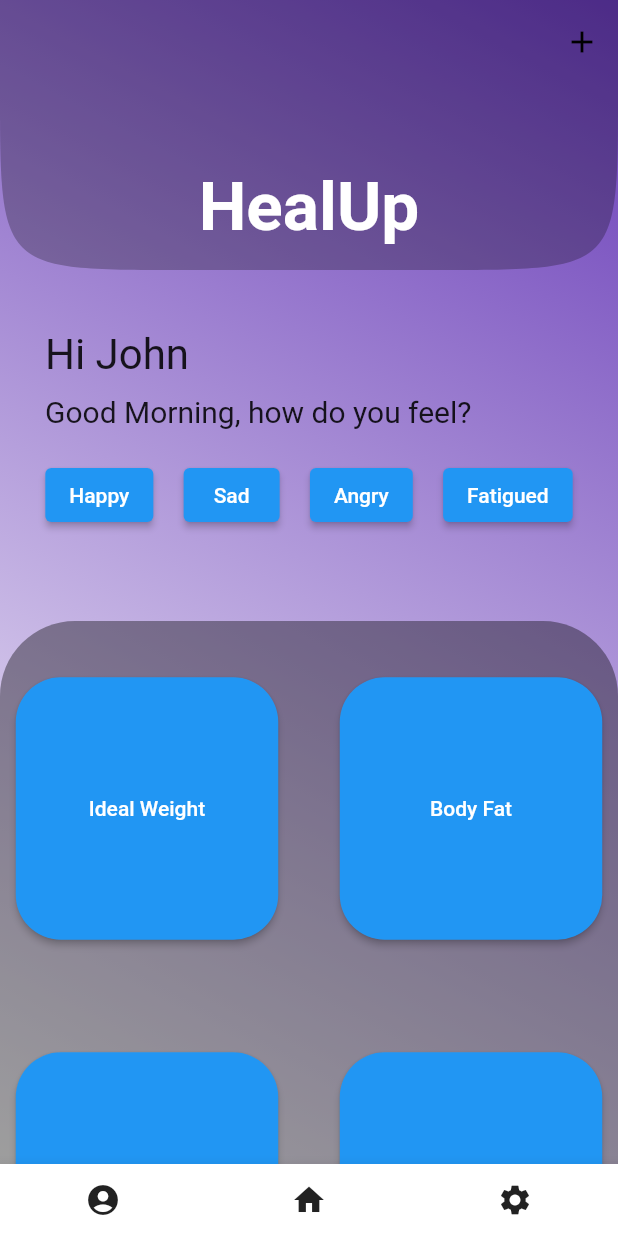
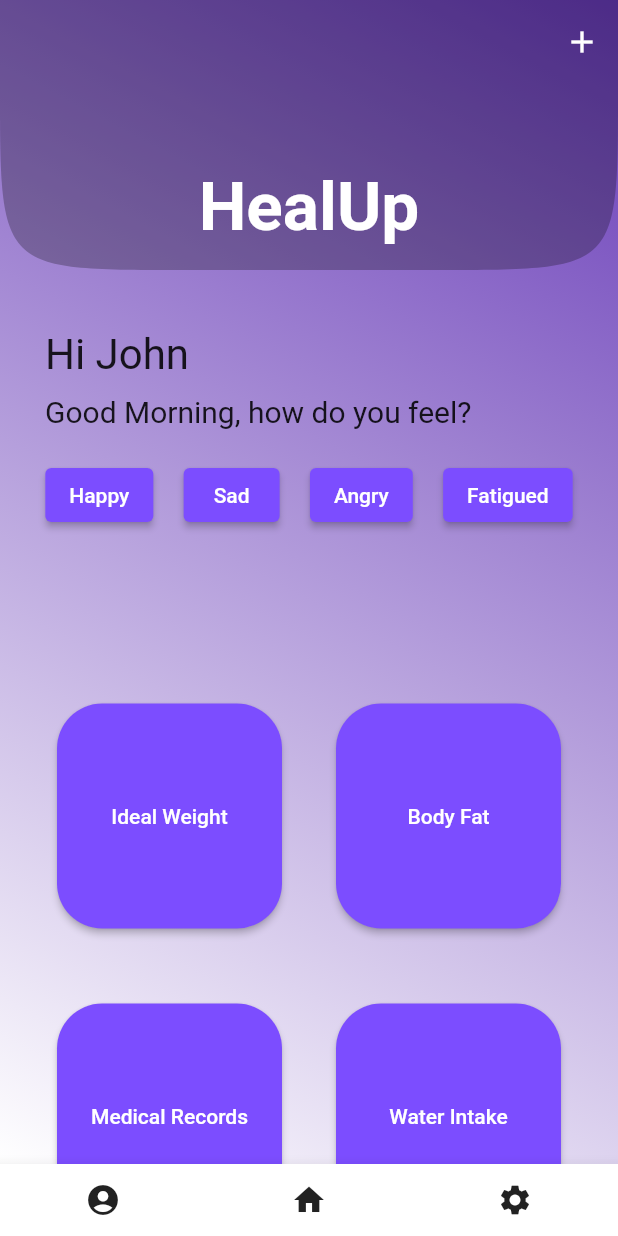
Before and after one commit to abhin-deb02/health_app, a Flutter app: the screen it shows after launch, on a phone screen of 412 x 824 dp. Run offline on Flutter 3.47's test engine with Material 2 defaults, Android fonts, the light colour scheme and no system bars.

Commit message:
Padding added, buttons are smaller.

```diff
--- a/lib/main.dart
+++ b/lib/main.dart
@@ -95,7 +95,7 @@ class _MainPageState extends State<MainPage> {
                 ),
                 actions: <Widget>[
                   IconButton(
-                    color: Colors.black,
+                    color: Colors.white,
                     icon: const Icon(Icons.add_sharp),
                     tooltip: 'Add new entry',
                     onPressed: () {/* ... */},
@@ -132,18 +132,34 @@ class _MainPageState extends State<MainPage> {
                       children: [
                         ElevatedButton(
                           onPressed: () {},
+                          style: ElevatedButton.styleFrom(
+                            primary: Colors.deepPurpleAccent, // background
+                            onPrimary: Colors.white, // foreground
+                          ),
                           child: const Text('Happy'),
                         ),
                         ElevatedButton(
                           onPressed: () {},
+                          style: ElevatedButton.styleFrom(
+                            primary: Colors.deepPurpleAccent, // background
+                            onPrimary: Colors.white, // foreground
+                          ),
                           child: const Text('Sad'),
                         ),
                         ElevatedButton(
                           onPressed: () {},
+                          style: ElevatedButton.styleFrom(
+                            primary: Colors.deepPurpleAccent, // background
+                            onPrimary: Colors.white, // foreground
+                          ),
                           child: const Text('Angry'),
                         ),
                         ElevatedButton(
                           onPressed: () {},
+                          style: ElevatedButton.styleFrom(
+                            primary: Colors.deepPurpleAccent, // background
+                            onPrimary: Colors.white, // foreground
+                          ),
                           child: const Text('Fatigued'),
                         ),
                       ],
@@ -159,9 +175,10 @@ class _MainPageState extends State<MainPage> {
               delegate: SliverChildBuilderDelegate(
                 (BuildContext context, int index) {
                   return Container(
+                    margin: const EdgeInsets.all(30.0),
                     decoration: const BoxDecoration(
                       borderRadius: BorderRadius.all(Radius.circular(50)),
-                      color: Colors.black38,
+                      //color: Colors.black38,
                     ),
                     child: Column(
                       children: [
@@ -169,11 +186,13 @@ class _MainPageState extends State<MainPage> {
                           mainAxisAlignment: MainAxisAlignment.spaceEvenly,
                           children: [
                             SizedBox(
-                              width: 175.0,
-                              height: 175.0,
+                              width: 150.0,
+                              height: 150.0,
                               child: ElevatedButton(
                                 onPressed: () {},
                                 style: ElevatedButton.styleFrom(
+                                  primary: Colors.deepPurpleAccent,
+                                  onPrimary: Colors.white,
                                   shape: RoundedRectangleBorder(
                                     borderRadius: BorderRadius.circular(30.0),
                                   ),
@@ -183,14 +202,16 @@ class _MainPageState extends State<MainPage> {
                             ),
                             const SizedBox(
                               width: 20.0,
-                              height: 250.0,
+                              height: 200.0,
                             ),
                             SizedBox(
-                              width: 175.0,
-                              height: 175.0,
+                              width: 150.0,
+                              height: 150.0,
                               child: ElevatedButton(
                                 onPressed: () {},
                                 style: ElevatedButton.styleFrom(
+                                  primary: Colors.deepPurpleAccent,
+                                  onPrimary: Colors.white,
                                   shape: RoundedRectangleBorder(
                                     borderRadius: BorderRadius.circular(30.0),
                                   ),
@@ -204,11 +225,13 @@ class _MainPageState extends State<MainPage> {
                           mainAxisAlignment: MainAxisAlignment.spaceEvenly,
                           children: [
                             SizedBox(
-                              width: 175.0,
-                              height: 175.0,
+                              width: 150.0,
+                              height: 150.0,
                               child: ElevatedButton(
                                 onPressed: () {},
                                 style: ElevatedButton.styleFrom(
+                                  primary: Colors.deepPurpleAccent,
+                                  onPrimary: Colors.white,
                                   shape: RoundedRectangleBorder(
                                     borderRadius: BorderRadius.circular(30.0),
                                   ),
@@ -218,14 +241,16 @@ class _MainPageState extends State<MainPage> {
                             ),
                             const SizedBox(
                               width: 20.0,
-                              height: 250.0,
+                              height: 200.0,
                             ),
                             SizedBox(
-                              width: 175.0,
-                              height: 175.0,
+                              width: 150.0,
+                              height: 150.0,
                               child: ElevatedButton(
                                 onPressed: () {},
                                 style: ElevatedButton.styleFrom(
+                                  primary: Colors.deepPurpleAccent,
+                                  onPrimary: Colors.white,
                                   shape: RoundedRectangleBorder(
                                     borderRadius: BorderRadius.circular(30.0),
                                   ),
@@ -239,11 +264,13 @@ class _MainPageState extends State<MainPage> {
                           mainAxisAlignment: MainAxisAlignment.spaceEvenly,
                           children: [
                             SizedBox(
-                              width: 175.0,
-                              height: 175.0,
+                              width: 150.0,
+                              height: 150.0,
                               child: ElevatedButton(
                                 onPressed: () {},
                                 style: ElevatedButton.styleFrom(
+                                  primary: Colors.deepPurpleAccent,
+                                  onPrimary: Colors.white,
                                   shape: RoundedRectangleBorder(
                                     borderRadius: BorderRadius.circular(30.0),
                                   ),
@@ -253,14 +280,16 @@ class _MainPageState extends State<MainPage> {
                             ),
                             const SizedBox(
                               width: 20.0,
-                              height: 250.0,
+                              height: 200.0,
                             ),
                             SizedBox(
-                              width: 175.0,
-                              height: 175.0,
+                              width: 150.0,
+                              height: 150.0,
                               child: ElevatedButton(
                                 onPressed: () {},
                                 style: ElevatedButton.styleFrom(
+                                  primary: Colors.deepPurpleAccent,
+                                  onPrimary: Colors.white,
                                   shape: RoundedRectangleBorder(
                                     borderRadius: BorderRadius.circular(30.0),
                                   ),
@@ -274,11 +303,13 @@ class _MainPageState extends State<MainPage> {
                           mainAxisAlignment: MainAxisAlignment.spaceEvenly,
                           children: [
                             SizedBox(
-                              width: 175.0,
-                              height: 175.0,
+                              width: 150.0,
+                              height: 150.0,
                               child: ElevatedButton(
                                 onPressed: () {},
                                 style: ElevatedButton.styleFrom(
+                                  primary: Colors.deepPurpleAccent,
+                                  onPrimary: Colors.white,
                                   shape: RoundedRectangleBorder(
                                     borderRadius: BorderRadius.circular(30.0),
                                   ),
@@ -288,14 +319,16 @@ class _MainPageState extends State<MainPage> {
                             ),
                             const SizedBox(
                               width: 20.0,
-                              height: 250.0,
+                              height: 200.0,
                             ),
                             SizedBox(
-                              width: 175.0,
-                              height: 175.0,
+                              width: 150.0,
+                              height: 150.0,
                               child: ElevatedButton(
                                 onPressed: () {},
                                 style: ElevatedButton.styleFrom(
+                                  primary: Colors.deepPurpleAccent,
+                                  onPrimary: Colors.white,
                                   shape: RoundedRectangleBorder(
                                     borderRadius: BorderRadius.circular(30.0),
                                   ),
@@ -309,11 +342,13 @@ class _MainPageState extends State<MainPage> {
                           mainAxisAlignment: MainAxisAlignment.spaceEvenly,
                           children: [
                             SizedBox(
-                              width: 175.0,
-                              height: 175.0,
+                              width: 150.0,
+                              height: 150.0,
                               child: ElevatedButton(
                                 onPressed: () {},
                                 style: ElevatedButton.styleFrom(
+                                  primary: Colors.deepPurpleAccent,
+                                  onPrimary: Colors.white,
                                   shape: RoundedRectangleBorder(
                                     borderRadius: BorderRadius.circular(30.0),
                                   ),
@@ -323,14 +358,16 @@ class _MainPageState extends State<MainPage> {
                             ),
                             const SizedBox(
                               width: 20.0,
-                              height: 250.0,
+                              height: 200.0,
                             ),
                             SizedBox(
-                              width: 175.0,
-                              height: 175.0,
+                              width: 150.0,
+                              height: 150.0,
                               child: ElevatedButton(
                                 onPressed: () {},
                                 style: ElevatedButton.styleFrom(
+                                  primary: Colors.deepPurpleAccent,
+                                  onPrimary: Colors.white,
                                   shape: RoundedRectangleBorder(
                                     borderRadius: BorderRadius.circular(30.0),
                                   ),
```
